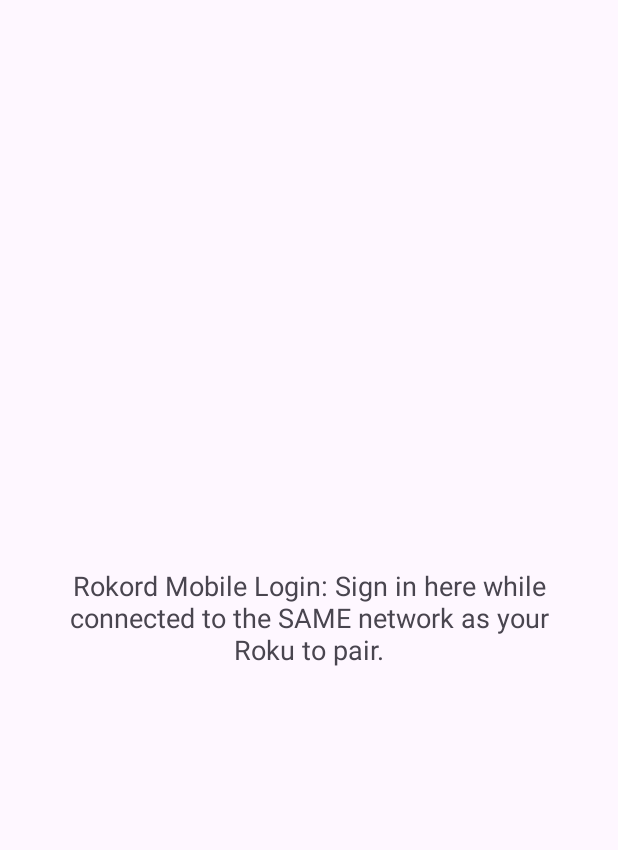
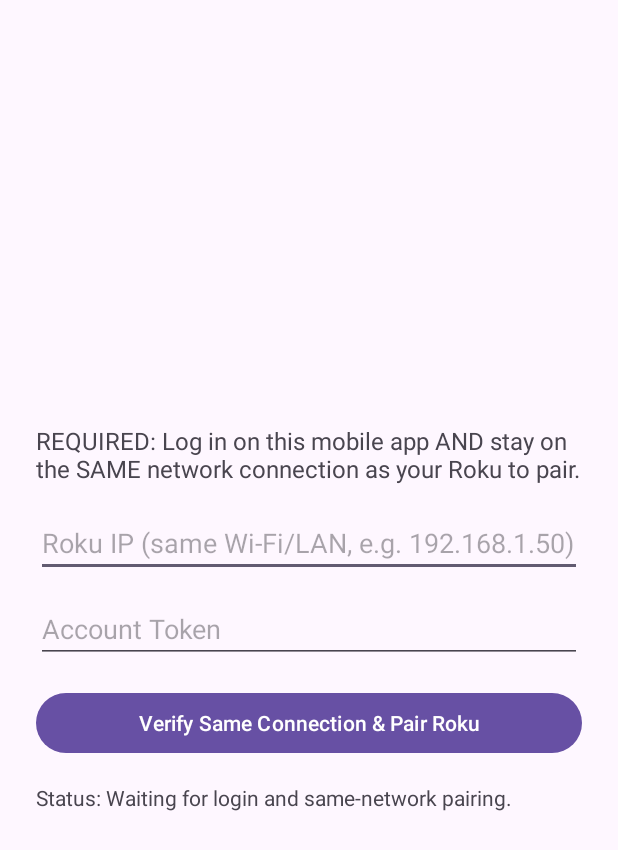
Before and after one commit to 3xolf/Rokord-Android, an Android app: the screen it shows after launch (MainActivity), on a phone screen of 412 x 824 dp. Shown: the top 850 px of the screen. Run offline under Robolectric (Android 15) with nearby library versions, the phone set to English and light mode, and no system bars.

Commit message:
Add mobile login input and same-network Roku pairing

```diff
--- a/app/src/main/res/layout/activity_main.xml
+++ b/app/src/main/res/layout/activity_main.xml
@@ -10,7 +10,37 @@
         android:id="@+id/noticeText"
         android:layout_width="match_parent"
         android:layout_height="wrap_content"
-        android:gravity="center"
-        android:text="Rokord Mobile Login: Sign in here while connected to the SAME network as your Roku to pair."
-        android:textSize="18sp" />
+        android:layout_marginBottom="16dp"
+        android:text="REQUIRED: Log in on this mobile app AND stay on the SAME network connection as your Roku to pair."
+        android:textSize="16sp" />
+
+    <EditText
+        android:id="@+id/rokuIpInput"
+        android:layout_width="match_parent"
+        android:layout_height="wrap_content"
+        android:layout_marginBottom="12dp"
+        android:hint="Roku IP (same Wi-Fi/LAN, e.g. 192.168.1.50)"
+        android:inputType="text" />
+
+    <EditText
+        android:id="@+id/tokenInput"
+        android:layout_width="match_parent"
+        android:layout_height="wrap_content"
+        android:layout_marginBottom="16dp"
+        android:hint="Account Token"
+        android:inputType="textPassword" />
+
+    <Button
+        android:id="@+id/pairButton"
+        android:layout_width="match_parent"
+        android:layout_height="wrap_content"
+        android:text="Verify Same Connection &amp; Pair Roku" />
+
+    <TextView
+        android:id="@+id/statusText"
+        android:layout_width="match_parent"
+        android:layout_height="wrap_content"
+        android:layout_marginTop="16dp"
+        android:text="Status: Waiting for login and same-network pairing."
+        android:textSize="14sp" />
 </LinearLayout>
```
Also changed, not shown: app/src/main/java/com/x3olf/rokord/MainActivity.kt (+66 -0 lines).
